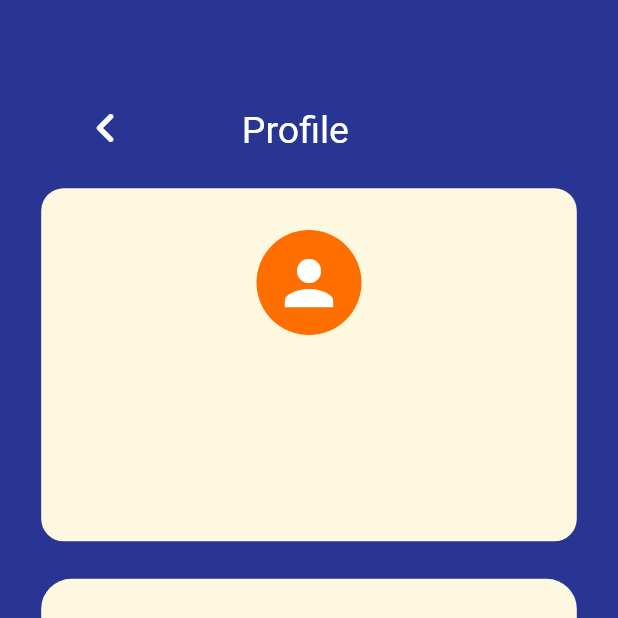
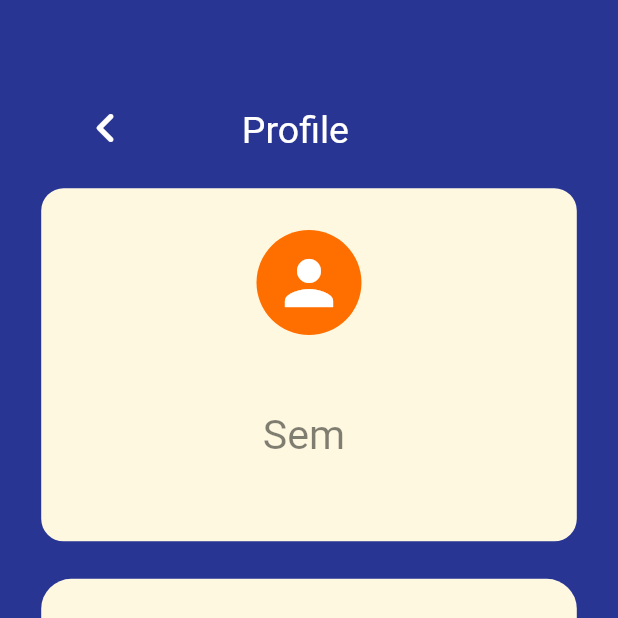
Before and after one commit to vishalr-22/FlutterApp-AcademicManager, a Flutter app: the ProfilePage screen opened directly, on a phone screen of 412 x 824 dp, the top half of it. Run offline on Flutter 3.47's test engine with Material 2 defaults, Android fonts, the phone set to English and light mode, and no system bars; our stand-ins replace cloud_firestore, datetime_picker_formfield, firebase_core, table_calendar, weekday_selector; accounts and stored records are empty.

Commit message:
Update profile

```diff
--- a/lib/profile.dart
+++ b/lib/profile.dart
@@ -3,21 +3,14 @@ import 'package:flutter/material.dart';
 import 'editProfile.dart';
 import 'widgets/bottombar.dart';
 import 'main.dart';
-import 'package:firebase_core/firebase_core.dart';
 import 'package:cloud_firestore/cloud_firestore.dart';
 
-
-// var username = 'R. Vishal';
-// var sem = 'Sem V' ;
-// var course = 'Computer Engineering';
-// var college = 'K J Somaiya college of engineering';
 var username = '';
-var sem = '' ;
+var sem = '';
 var course = '';
 var college = '';
 
 final firestoreInstance = FirebaseFirestore.instance;
-
 
 List details = [];
 void main() {
@@ -25,21 +18,21 @@ void main() {
 }
 
 void fetchData() {
-    firestoreInstance.collection("Profile").doc('QHZKsD7tgk0dp8XJJNDD').get().then((value) {
+  firestoreInstance
+      .collection("Profile")
+      .doc('QHZKsD7tgk0dp8XJJNDD')
+      .get()
+      .then((value) {
     var x = value.data();
     username = x!['username'];
     sem = x['sem'];
     course = x['course'];
-        college =  x['college'];
+    college = x['college'];
 
     print(value.data());
-        print("jjj");
+  });
+}
 
-    });
-    // print(username);
-    // print(result);
-    // return this.y ;
-  }
 class MainProfile extends StatefulWidget {
   const MainProfile({Key? key}) : super(key: key);
 
@@ -47,16 +40,9 @@ class MainProfile extends StatefulWidget {
   State<MainProfile> createState() => _Profile();
 }
 
-
 class _Profile extends State<MainProfile> {
-
-
-  _Profile(){
-
+  _Profile() {
     fetchData();
-
-    // // details = x;
-    // print(x);
   }
 
   @override
@@ -131,7 +117,6 @@ class ProfileHeader extends StatelessWidget {
 }
 
 class ProfileCard extends StatefulWidget {
-
   @override
   _ProfileCardState createState() => _ProfileCardState();
 }
@@ -173,7 +158,7 @@ class _ProfileCardState extends State<ProfileCard> {
           Container(
             alignment: AlignmentDirectional.center,
             child: new Text(
-              "$sem",
+              "Sem $sem",
               style: TextStyle(
                 fontSize: lh / 30,
                 color: Colors.black.withOpacity(0.5),
@@ -185,7 +170,6 @@ class _ProfileCardState extends State<ProfileCard> {
 }
 
 class ProfileDetails extends StatefulWidget {
-
   @override
   _ProfileDetailsState createState() => _ProfileDetailsState();
 }
@@ -238,9 +222,7 @@ class _ProfileDetailsState extends State<ProfileDetails> {
                     style: TextStyle(color: Colors.black, fontSize: lh / 38),
                     maxLines: 2,
                     softWrap: true,
-                  )
-
-                  )
+                  ))
                 ],
               ),
             )
```
Lines whose indentation alone changed are shown as unchanged.
